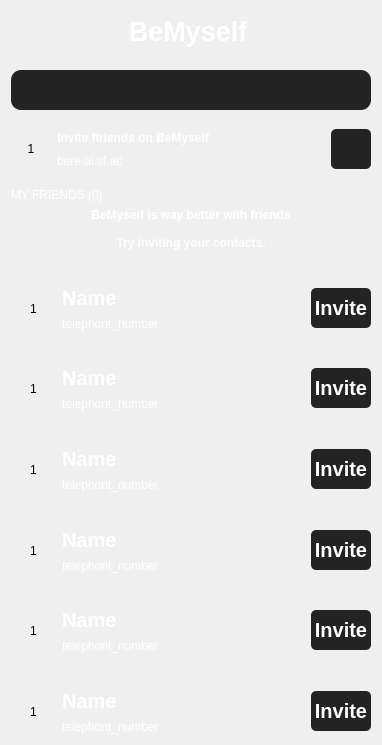
This is home_page/share.ui in zzx135790/ui as Qt 5 draws it before an edit. The edited form follows.
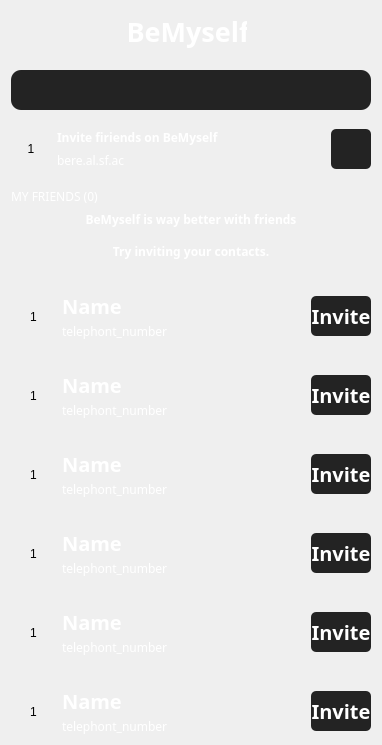
This is the edited form. Icons and pictures are not drawn.

```diff
--- a/home_page/share.ui
+++ b/home_page/share.ui
@@ -53,6 +53,7 @@
          </property>
          <property name="font">
           <font>
+           <family>Arial Rounded MT Bold</family>
            <pointsize>20</pointsize>
            <bold>true</bold>
           </font>
@@ -212,6 +213,7 @@
           <widget class="QLabel" name="label_2">
            <property name="font">
             <font>
+             <family>Arial Rounded MT Bold</family>
              <bold>true</bold>
             </font>
            </property>
@@ -225,6 +227,11 @@
          </item>
          <item>
           <widget class="QLabel" name="label_4">
+           <property name="font">
+            <font>
+             <family>Arial Rounded MT Bold</family>
+            </font>
+           </property>
            <property name="styleSheet">
             <string notr="true">color:#ffffff</string>
            </property>
@@ -304,6 +311,11 @@
            <height>0</height>
           </size>
          </property>
+         <property name="font">
+          <font>
+           <family>Arial Rounded MT Bold</family>
+          </font>
+         </property>
          <property name="styleSheet">
           <string notr="true">color:#ffffff</string>
          </property>
@@ -316,6 +328,7 @@
         <widget class="QLabel" name="label_7">
          <property name="font">
           <font>
+           <family>Arial Rounded MT Bold</family>
            <bold>true</bold>
           </font>
          </property>
@@ -377,6 +390,7 @@
            </property>
            <property name="font">
             <font>
+             <family>Arial Rounded MT Bold</family>
              <pointsize>15</pointsize>
              <bold>true</bold>
             </font>
@@ -397,6 +411,11 @@
              <height>15</height>
             </size>
            </property>
+           <property name="font">
+            <font>
+             <family>Arial Rounded MT Bold</family>
+            </font>
+           </property>
            <property name="styleSheet">
             <string notr="true">color:#ffffff</string>
            </property>
@@ -436,6 +455,7 @@
          </property>
          <property name="font">
           <font>
+           <family>Arial Rounded MT Bold</family>
            <pointsize>15</pointsize>
            <bold>true</bold>
           </font>
@@ -495,6 +515,7 @@
            </property>
            <property name="font">
             <font>
+             <family>Arial Rounded MT Bold</family>
              <pointsize>15</pointsize>
              <bold>true</bold>
             </font>
@@ -515,6 +536,11 @@
              <height>15</height>
             </size>
            </property>
+           <property name="font">
+            <font>
+             <family>Arial Rounded MT Bold</family>
+            </font>
+           </property>
            <property name="styleSheet">
             <string notr="true">color:#ffffff</string>
            </property>
@@ -554,6 +580,7 @@
          </property>
          <property name="font">
           <font>
+           <family>Arial Rounded MT Bold</family>
            <pointsize>15</pointsize>
            <bold>true</bold>
           </font>
@@ -613,6 +640,7 @@
            </property>
            <property name="font">
             <font>
+             <family>Arial Rounded MT Bold</family>
              <pointsize>15</pointsize>
              <bold>true</bold>
             </font>
@@ -633,6 +661,11 @@
              <height>15</height>
             </size>
            </property>
+           <property name="font">
+            <font>
+             <family>Arial Rounded MT Bold</family>
+            </font>
+           </property>
            <property name="styleSheet">
             <string notr="true">color:#ffffff</string>
            </property>
@@ -672,6 +705,7 @@
          </property>
          <property name="font">
           <font>
+           <family>Arial Rounded MT Bold</family>
            <pointsize>15</pointsize>
            <bold>true</bold>
           </font>
@@ -731,6 +765,7 @@
            </property>
            <property name="font">
             <font>
+             <family>Arial Rounded MT Bold</family>
              <pointsize>15</pointsize>
              <bold>true</bold>
             </font>
@@ -751,6 +786,11 @@
              <height>15</height>
             </size>
            </property>
+           <property name="font">
+            <font>
+             <family>Arial Rounded MT Bold</family>
+            </font>
+           </property>
            <property name="styleSheet">
             <string notr="true">color:#ffffff</string>
            </property>
@@ -790,6 +830,7 @@
          </property>
          <property name="font">
           <font>
+           <family>Arial Rounded MT Bold</family>
            <pointsize>15</pointsize>
            <bold>true</bold>
           </font>
@@ -849,6 +890,7 @@
            </property>
            <property name="font">
             <font>
+             <family>Arial Rounded MT Bold</family>
              <pointsize>15</pointsize>
              <bold>true</bold>
             </font>
@@ -869,6 +911,11 @@
              <height>15</height>
             </size>
            </property>
+           <property name="font">
+            <font>
+             <family>Arial Rounded MT Bold</family>
+            </font>
+           </property>
            <property name="styleSheet">
             <string notr="true">color:#ffffff</string>
            </property>
@@ -908,6 +955,7 @@
          </property>
          <property name="font">
           <font>
+           <family>Arial Rounded MT Bold</family>
            <pointsize>15</pointsize>
            <bold>true</bold>
           </font>
@@ -967,6 +1015,7 @@
            </property>
            <property name="font">
             <font>
+             <family>Arial Rounded MT Bold</family>
              <pointsize>15</pointsize>
              <bold>true</bold>
             </font>
@@ -987,6 +1036,11 @@
              <height>15</height>
             </size>
            </property>
+           <property name="font">
+            <font>
+             <family>Arial Rounded MT Bold</family>
+            </font>
+           </property>
            <property name="styleSheet">
             <string notr="true">color:#ffffff</string>
            </property>
@@ -1026,6 +1080,7 @@
          </property>
          <property name="font">
           <font>
+           <family>Arial Rounded MT Bold</family>
            <pointsize>15</pointsize>
            <bold>true</bold>
           </font>
```
